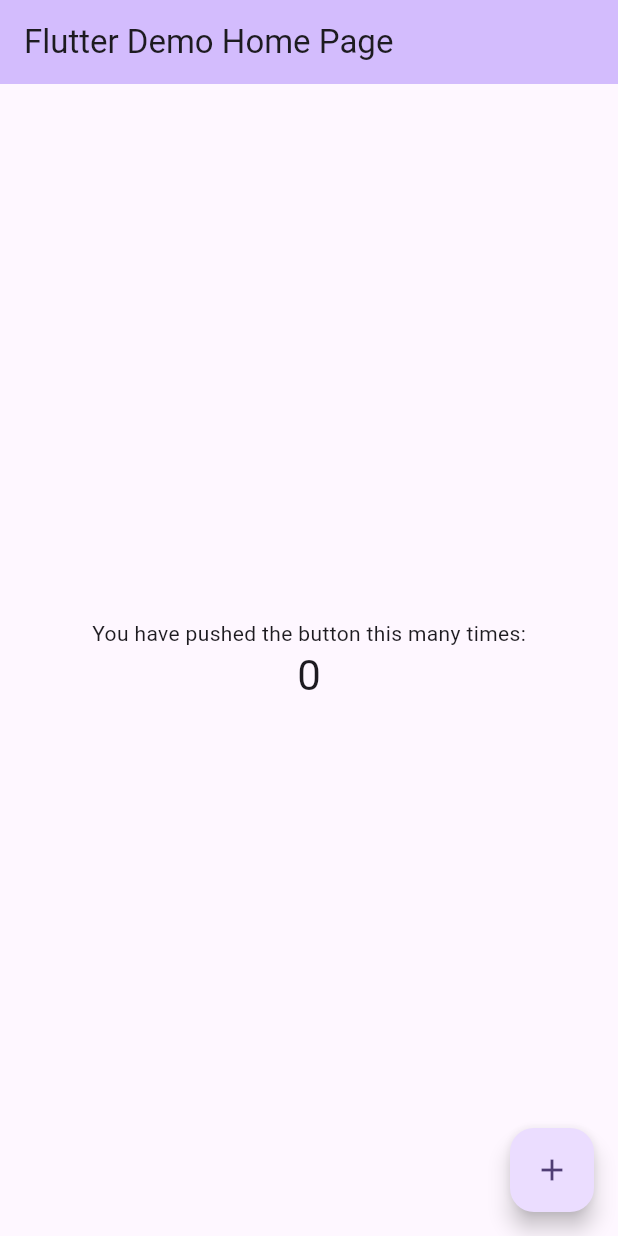
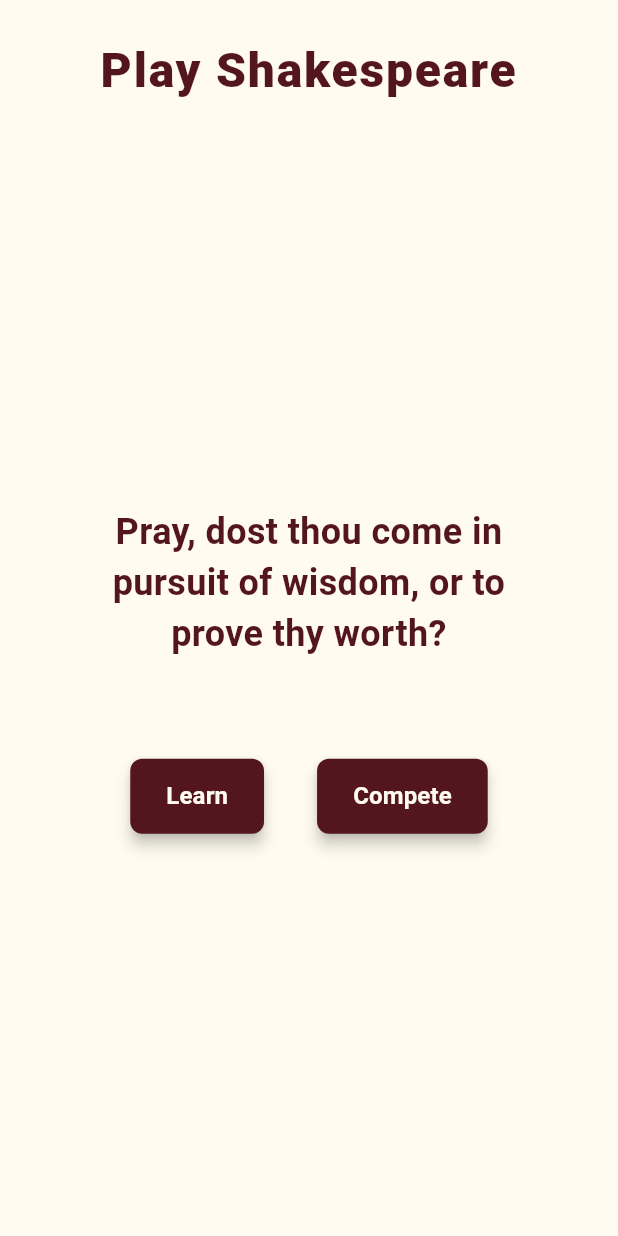
Before and after one commit to upamanyu-jit-phukan/Play-Shakespeare, a Flutter app: the screen it shows after launch, on a phone screen of 412 x 824 dp. Run offline on Flutter 3.47's test engine with Material 3 defaults, Android fonts, the phone set to English and light mode, and no system bars.

Commit message:
phase 1 done

```diff
--- a/lib/main.dart
+++ b/lib/main.dart
@@ -1,4 +1,7 @@
 import 'package:flutter/material.dart';
+import 'package:play_shakespeare/screens/learn_room_screen.dart';
+import 'package:play_shakespeare/screens/home_screen.dart';
+import 'package:play_shakespeare/screens/compete_room_screen.dart';
 
 void main() {
   runApp(const MyApp());
@@ -7,116 +10,22 @@
 class MyApp extends StatelessWidget {
   const MyApp({super.key});
 
-  // This widget is the root of your application.
   @override
   Widget build(BuildContext context) {
     return MaterialApp(
-      title: 'Flutter Demo',
+      debugShowCheckedModeBanner: false,
+      title: 'Play Shakespeare',
       theme: ThemeData(
-        // This is the theme of your application.
-        //
-        // TRY THIS: Try running your application with "flutter run". You'll see
-        // the application has a purple toolbar. Then, without quitting the app,
-        // try changing the seedColor in the colorScheme below to Colors.green
-        // and then invoke "hot reload" (save your changes or press the "hot
-        // reload" button in a Flutter-supported IDE, or press "r" if you used
-        // the command line to start the app).
-        //
-        // Notice that the counter didn't reset back to zero; the application
-        // state is not lost during the reload. To reset the state, use hot
-        // restart instead.
-        //
-        // This works for code too, not just values: Most code changes can be
-        // tested with just a hot reload.
-        colorScheme: ColorScheme.fromSeed(seedColor: Colors.deepPurple),
+        colorScheme: ColorScheme.fromSeed(
+          seedColor: Color(0xFF7A2048), // Burgundy Red
+        ),
       ),
-      home: const MyHomePage(title: 'Flutter Demo Home Page'),
+      initialRoute: '/',
+      routes: {
+        '/': (context) => const HomeScreen(),
+        '/learn-room': (context) => const LearnRoomScreen(),
+        '/compete-room': (context) => const CompeteRoomScreen(),
+      },
     );
   }
 }
-
-class MyHomePage extends StatefulWidget {
-  const MyHomePage({super.key, required this.title});
-
-  // This widget is the home page of your application. It is stateful, meaning
-  // that it has a State object (defined below) that contains fields that affect
-  // how it looks.
-
-  // This class is the configuration for the state. It holds the values (in this
-  // case the title) provided by the parent (in this case the App widget) and
-  // used by the build method of the State. Fields in a Widget subclass are
-  // always marked "final".
-
-  final String title;
-
-  @override
-  State<MyHomePage> createState() => _MyHomePageState();
-}
-
-class _MyHomePageState extends State<MyHomePage> {
-  int _counter = 0;
-
-  void _incrementCounter() {
-    setState(() {
-      // This call to setState tells the Flutter framework that something has
-      // changed in this State, which causes it to rerun the build method below
-      // so that the display can reflect the updated values. If we changed
-      // _counter without calling setState(), then the build method would not be
-      // called again, and so nothing would appear to happen.
-      _counter++;
-    });
-  }
-
-  @override
-  Widget build(BuildContext context) {
-    // This method is rerun every time setState is called, for instance as done
-    // by the _incrementCounter method above.
-    //
-    // The Flutter framework has been optimized to make rerunning build methods
-    // fast, so that you can just rebuild anything that needs updating rather
-    // than having to individually change instances of widgets.
-    return Scaffold(
-      appBar: AppBar(
-        // TRY THIS: Try changing the color here to a specific color (to
-        // Colors.amber, perhaps?) and trigger a hot reload to see the AppBar
-        // change color while the other colors stay the same.
-        backgroundColor: Theme.of(context).colorScheme.inversePrimary,
-        // Here we take the value from the MyHomePage object that was created by
-        // the App.build method, and use it to set our appbar title.
-        title: Text(widget.title),
-      ),
-      body: Center(
-        // Center is a layout widget. It takes a single child and positions it
-        // in the middle of the parent.
-        child: Column(
-          // Column is also a layout widget. It takes a list of children and
-          // arranges them vertically. By default, it sizes itself to fit its
-          // children horizontally, and tries to be as tall as its parent.
-          //
-          // Column has various properties to control how it sizes itself and
-          // how it positions its children. Here we use mainAxisAlignment to
-          // center the children vertically; the main axis here is the vertical
-          // axis because Columns are vertical (the cross axis would be
-          // horizontal).
-          //
-          // TRY THIS: Invoke "debug painting" (choose the "Toggle Debug Paint"
-          // action in the IDE, or press "p" in the console), to see the
-          // wireframe for each widget.
-          mainAxisAlignment: MainAxisAlignment.center,
-          children: <Widget>[
-            const Text('You have pushed the button this many times:'),
-            Text(
-              '$_counter',
-              style: Theme.of(context).textTheme.headlineMedium,
-            ),
-          ],
-        ),
-      ),
-      floatingActionButton: FloatingActionButton(
-        onPressed: _incrementCounter,
-        tooltip: 'Increment',
-        child: const Icon(Icons.add),
-      ), // This trailing comma makes auto-formatting nicer for build methods.
-    );
-  }
-}
--- /dev/null
+++ b/lib/screens/home_screen.dart
@@ -0,0 +1,77 @@
+import 'package:flutter/material.dart';
+import 'package:play_shakespeare/widgets/custom_button.dart';
+
+class HomeScreen extends StatelessWidget {
+  const HomeScreen({Key? key}) : super(key: key);
+
+  @override
+  Widget build(BuildContext context) {
+    final size = MediaQuery.of(context).size;
+    return Scaffold(
+      // backgroundColor: Color(0xFFE8D9C4), // Pale
+      // backgroundColor: const Color(0xFFC7CFC9), // Moonit Sage
+      // backgroundColor: const Color(0xFFc0bfbf), // ice-iy
+      // backgroundColor: const Color(0xFFD7CDAC), // light-yellowish
+      // backgroundColor: const Color(0xFFE8D9C4), // Beige
+      backgroundColor: const Color(0xFFFFFBF0), // Ivory Whisper
+      body: SafeArea(
+        child: Center(
+          child: ConstrainedBox(
+            constraints: BoxConstraints(maxWidth: size.width * 0.75),
+            child: Column(
+              mainAxisAlignment: MainAxisAlignment.center,
+              children: [
+                SizedBox(height: size.height * 0.03),
+                const Text(
+                  'Play Shakespeare',
+                  textAlign: TextAlign.center,
+                  style: TextStyle(
+                    fontSize: 32,
+                    // color: Color(0xFF3E160C), // Rough Brown (for contrast)
+                    // color: const Color(0xFF3E160C), // Vino
+                    color: Color(0xFF53161D), // Bordeaux Velvet
+                    fontWeight: FontWeight.w900,
+                    height: 1.4,
+                    letterSpacing: 1.2,
+                  ),
+                ),
+                const Spacer(),
+                Container(
+                  constraints: BoxConstraints(maxWidth: size.width * 0.65),
+                  child: const Text(
+                    'Pray, dost thou come in pursuit of wisdom, or to prove thy worth?',
+                    textAlign: TextAlign.center,
+                    style: TextStyle(
+                      fontSize: 24,
+                      fontWeight: FontWeight.w600,
+                      // color: Color(0xFF342316), // Wetlands Swamp
+                      // color: Color(0xFF462506), // Bistre
+                      color: Color(0xFF53161D), // Bordeaux Velvet
+                    ),
+                  ),
+                ),
+                SizedBox(height: size.height * 0.08),
+                Row(
+                  mainAxisAlignment: MainAxisAlignment.spaceEvenly,
+                  children: [
+                    CustomButton(
+                      text: 'Learn',
+                      onTap: () => Navigator.pushNamed(context, '/learn-room'),
+                      isHome: true,
+                    ),
+                    CustomButton(
+                      text: 'Compete',
+                      onTap: () => Navigator.pushNamed(context, '/compete-room'),
+                      isHome: true,
+                    ),
+                  ],
+                ),
+                const Spacer(),
+              ],
+            ),
+          ),
+        ),
+      ),
+    );
+  }
+}
--- /dev/null
+++ b/lib/widgets/custom_button.dart
@@ -0,0 +1,45 @@
+import 'package:flutter/material.dart';
+
+class CustomButton extends StatelessWidget {
+  final String text;
+  final VoidCallback onTap;
+  final bool isHome;
+  final Color bgColor;
+  final Color fgColor;
+
+  const CustomButton({
+    Key? key,
+    required this.text,
+    required this.onTap,
+    this.isHome = false,
+    this.bgColor = const Color(0xFF53161D), // Bordeaux Velvet
+    this.fgColor = const Color(0xFFFFFBF0), // Ivory Whisper
+
+  }) : super(key: key);
+
+  @override
+  Widget build(BuildContext context) {
+    final size = MediaQuery.of(context).size;
+    return ElevatedButton(
+      onPressed: onTap,
+      style: ElevatedButton.styleFrom(
+        // backgroundColor: Color(0xFF3E160C), // Rough Brown
+        backgroundColor: bgColor,
+        // foregroundColor: const Color(0xFFC7CFC9), // Moonit Sage
+        foregroundColor: fgColor,
+        minimumSize: Size(isHome ? size.width * 0.2 : size.width, 50),
+        shape: RoundedRectangleBorder(
+          borderRadius: BorderRadius.circular(8),
+        ),
+        elevation: 4,
+      ),
+      child: Text(
+        text,
+        style: const TextStyle(
+          fontSize: 16,
+          fontWeight: FontWeight.w600,
+        ),
+      ),
+    );
+  }
+}
```
Also changed, not shown: lib/screens/compete_room_screen.dart (added, +70 -0 lines), lib/screens/learn_room_screen.dart (added, +63 -0 lines), lib/widgets/custom_text_field.dart (added, +50 -0 lines).
